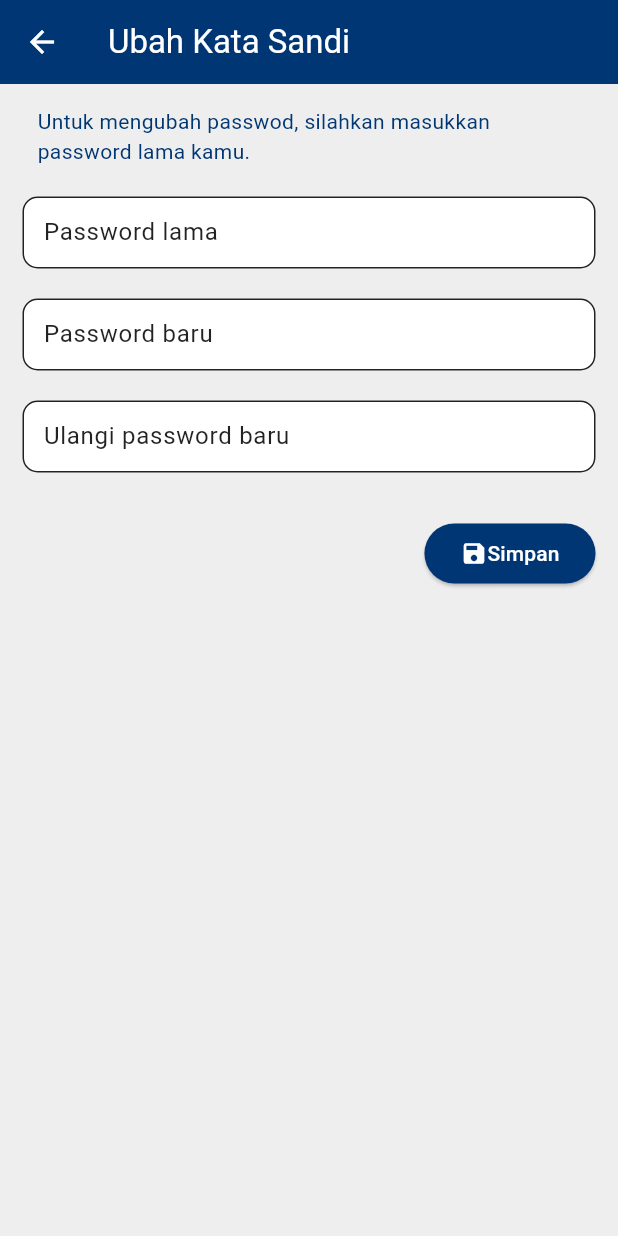
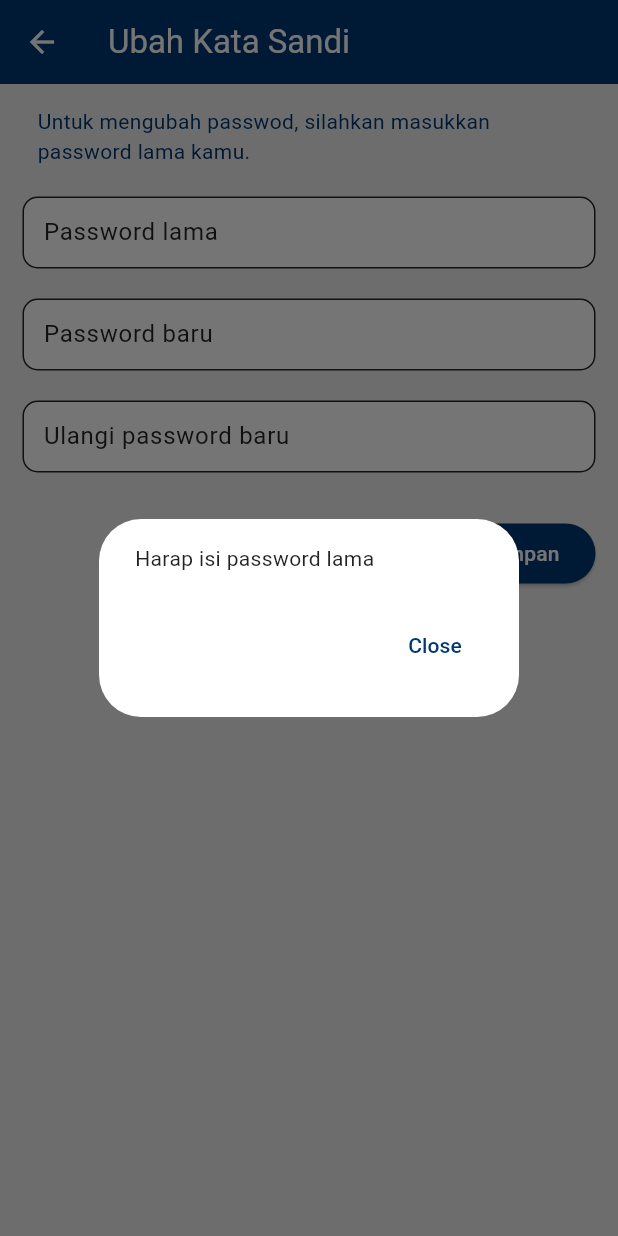
Before and after one commit to asroboy/bcc_flutter, a Flutter app: the UbahPassword screen opened directly, after a tap on "Simpan", on a phone screen of 412 x 824 dp. Run offline on Flutter 3.47's test engine with Material 3 defaults, Android fonts, the phone set to English and light mode, and no system bars; our stand-ins replace dropdown_search, flutter_html, flutter_widget_from_html, get_storage; missing offline and left inert: flutter_inappwebview, webviewx; accounts and stored records are empty; network calls fail; statements that could not run were skipped.

Commit message:
update password perusahaan

```diff
--- a/lib/contants.dart
+++ b/lib/contants.dart
@@ -36,6 +36,7 @@ class Constants {
 
 //PERUSAHAAN
   static String pathProfilPerusahaan = 'admin/company/';
+  static String pathUbahPasswordPerusahaan = 'admin/company/change_password/';
   static String pathAlamatPerusahaan =
       'admin/company_address'; // /api/admin/company_address/880
   static String pathCompanyJob =
--- a/lib/screen/perusahaan/profile_perusahaan/profile_perusahaan.dart
+++ b/lib/screen/perusahaan/profile_perusahaan/profile_perusahaan.dart
@@ -232,7 +232,9 @@ class _ProfilePerusahaanState extends State<ProfilePerusahaan> {
                     icon: Icons.password,
                     onPress: () {
                       Navigator.of(context).push(MaterialPageRoute(
-                        builder: (context) => const UbahPassword(),
+                        builder: (context) => UbahPassword(
+                          profilPerusahaan: _profilPerusahaan,
+                        ),
                       ));
                     }),
                 ProfileMenuWidget(
--- a/lib/screen/perusahaan/profile_perusahaan/ubah_password.dart
+++ b/lib/screen/perusahaan/profile_perusahaan/ubah_password.dart
@@ -1,14 +1,26 @@
+import 'dart:developer';
+
+import 'package:bcc/api/api.dart';
+import 'package:bcc/api/api_perusahaan_call.dart';
+import 'package:bcc/api/helper.dart';
 import 'package:bcc/bccwidgets/bcc_text_form_field_input.dart';
+import 'package:bcc/contants.dart';
+import 'package:bcc/screen/landing/landing_tab.dart';
 import 'package:flutter/material.dart';
+import 'package:get_storage/get_storage.dart';
 
 class UbahPassword extends StatefulWidget {
-  const UbahPassword({super.key});
-
+  const UbahPassword({super.key, this.profilPerusahaan});
+  final dynamic profilPerusahaan;
   @override
   State<UbahPassword> createState() => _UbahPasswordState();
 }
 
 class _UbahPasswordState extends State<UbahPassword> {
+  final ApiPerusahaanCall _apiPerusahaanCall = ApiPerusahaanCall();
+  dynamic loginInfo = GetStorage().read(Constants.loginInfo);
+  final ApiHelper _apiHelper = ApiHelper();
+
   TextEditingController passwordLama = TextEditingController();
   TextEditingController passwordBaru = TextEditingController();
   TextEditingController ulangiPasswordBaru = TextEditingController();
@@ -35,6 +47,7 @@ class _UbahPasswordState extends State<UbahPassword> {
             hint: 'Password lama',
             readOnly: false,
             controller: passwordLama,
+            textInputType: TextInputType.visiblePassword,
             padding:
                 const EdgeInsets.only(left: 15, right: 15, top: 5, bottom: 10),
           ),
@@ -42,6 +55,7 @@ class _UbahPasswordState extends State<UbahPassword> {
             hint: 'Password baru',
             readOnly: false,
             controller: passwordBaru,
+            textInputType: TextInputType.visiblePassword,
             padding:
                 const EdgeInsets.only(left: 15, right: 15, top: 10, bottom: 10),
           ),
@@ -49,6 +63,7 @@ class _UbahPasswordState extends State<UbahPassword> {
             hint: 'Ulangi password baru',
             readOnly: false,
             controller: ulangiPasswordBaru,
+            textInputType: TextInputType.visiblePassword,
             padding:
                 const EdgeInsets.only(left: 15, right: 15, top: 10, bottom: 10),
           ),
@@ -58,7 +73,40 @@ class _UbahPasswordState extends State<UbahPassword> {
               mainAxisAlignment: MainAxisAlignment.end,
               children: [
                 ElevatedButton(
-                    onPressed: () {},
+                    onPressed: () {
+                      if (passwordLama.text == '') {
+                        showAlertDialog('Harap isi password lama', context);
+                        return;
+                      }
+                      if (passwordBaru.text == '') {
+                        showAlertDialog('Harap isi password baru', context);
+                        return;
+                      }
+                      if (ulangiPasswordBaru.text == '') {
+                        showAlertDialog('Harap ulangi password baru', context);
+                        return;
+                      }
+                      if (passwordLama.text !=
+                          widget.profilPerusahaan['password_ori']) {
+                        showAlertDialog('Password lama salah', context);
+                        return;
+                      }
+                      if (passwordBaru.text != ulangiPasswordBaru.text) {
+                        showAlertDialog('Password baru tidak sama', context);
+                        return;
+                      }
+
+                      if (passwordBaru.text.length < 6) {
+                        showAlertDialog('Password minimal 6 digit', context);
+                        return;
+                      }
+                      dynamic perusahaanUpdate = {
+                        'old_password': passwordLama.text,
+                        'new_password': passwordBaru.text,
+                        'renew_password': ulangiPasswordBaru.text
+                      };
+                      _simpanPassword(perusahaanUpdate);
+                    },
                     child: const Row(
                       children: [Icon(Icons.save), Text('Simpan')],
                     ))
@@ -67,4 +115,54 @@ class _UbahPasswordState extends State<UbahPassword> {
           )
         ]));
   }
+
+  _simpanPassword(dynamic perusahaanUpdate) {
+    String token = loginInfo['data']['token'];
+    String perusahaanId = widget.profilPerusahaan['id'];
+
+    //widget.profilPerusahaan;
+
+    log('data $perusahaanUpdate');
+    _apiPerusahaanCall
+        .updatePasswordPerusahaan(
+            idPerusahaan: perusahaanId, token: token, data: perusahaanUpdate)
+        .then(
+      (value) {
+        if (mounted) {
+          _apiHelper.apiCallResponseHandler(
+              response: value,
+              context: context,
+              onSuccess: (response) {
+                setState(() {
+                  showAlertDialogWithAction(
+                      'Password berhasil diubah, silahkan klik OK untuk melakukan login ulang',
+                      context, () {
+                    _logout(context);
+                  }, 'OK');
+                  // Navigator.of(context).pop('OK');
+                  // infoUkuranPerusahaan.addAll(response['data']);
+                  // for (var ukuran in infoUkuranPerusahaan) {
+                  //   infoUkuranPerusahaanString.add(ukuran['name']);
+                  // }
+
+                  // _dataPengalamanBekerja.addAll(biodataPencaker['experience']);
+                  // _dataPendidikanPencaker.addAll(biodataPencaker['education']);
+                  // _dataSertifikat.addAll(biodataPencaker['certificate']);
+                  // _dataSkill.addAll(biodataPencaker['skill']);
+                });
+              });
+        }
+      },
+    );
+  }
+
+  _logout(BuildContext context) {
+    GetStorage().remove(Constants.loginInfo);
+    GetStorage().remove(Constants.userType);
+    Navigator.pushAndRemoveUntil(
+      context,
+      MaterialPageRoute(builder: (context) => const LandingTab()),
+      (Route<dynamic> route) => true,
+    );
+  }
 }
```
Also changed, not shown: lib/api/api_perusahaan_call.dart (+11 -0 lines).
